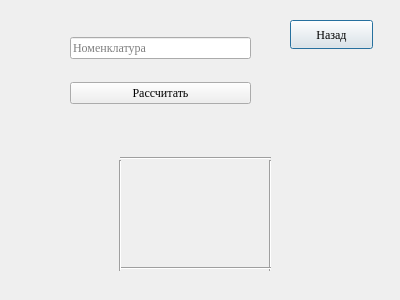
MaksimPrudnikau/MaksimPrudnikau.github.io, file Sources/Source_Qt_code/mapborders.ui: the form before one commit.
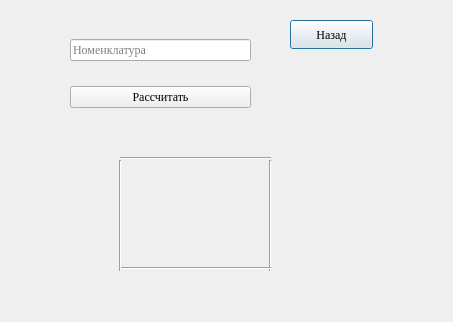
The form after the commit.

```diff
--- a/Sources/Source_Qt_code/mapborders.ui
+++ b/Sources/Source_Qt_code/mapborders.ui
@@ -6,8 +6,8 @@
    <rect>
     <x>0</x>
     <y>0</y>
-    <width>400</width>
-    <height>300</height>
+    <width>453</width>
+    <height>322</height>
    </rect>
   </property>
   <property name="font">
@@ -241,10 +241,23 @@
      <x>70</x>
      <y>20</y>
      <width>181</width>
-     <height>101</height>
+     <height>107</height>
     </rect>
    </property>
    <layout class="QVBoxLayout" name="verticalLayout">
+    <item>
+     <spacer name="verticalSpacer_2">
+      <property name="orientation">
+       <enum>Qt::Vertical</enum>
+      </property>
+      <property name="sizeHint" stdset="0">
+       <size>
+        <width>20</width>
+        <height>40</height>
+       </size>
+      </property>
+     </spacer>
+    </item>
     <item>
      <widget class="QLineEdit" name="nomenclature">
       <property name="placeholderText">
@@ -252,6 +265,19 @@
       </property>
      </widget>
     </item>
+    <item>
+     <spacer name="verticalSpacer">
+      <property name="orientation">
+       <enum>Qt::Vertical</enum>
+      </property>
+      <property name="sizeHint" stdset="0">
+       <size>
+        <width>20</width>
+        <height>40</height>
+       </size>
+      </property>
+     </spacer>
+    </item>
     <item>
      <widget class="QPushButton" name="CalculateButton">
       <property name="text">
@@ -259,6 +285,19 @@
       </property>
      </widget>
     </item>
+    <item>
+     <spacer name="verticalSpacer_3">
+      <property name="orientation">
+       <enum>Qt::Vertical</enum>
+      </property>
+      <property name="sizeHint" stdset="0">
+       <size>
+        <width>20</width>
+        <height>40</height>
+       </size>
+      </property>
+     </spacer>
+    </item>
    </layout>
   </widget>
   <widget class="QWidget" name="layoutWidget">
@@ -267,7 +306,7 @@
      <x>130</x>
      <y>190</y>
      <width>131</width>
-     <height>49</height>
+     <height>56</height>
     </rect>
    </property>
    <layout class="QGridLayout" name="gridLayout">
```
